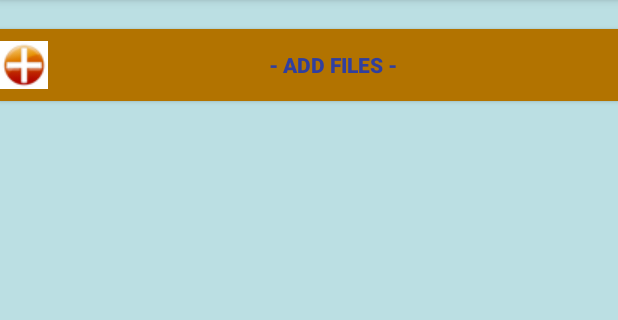
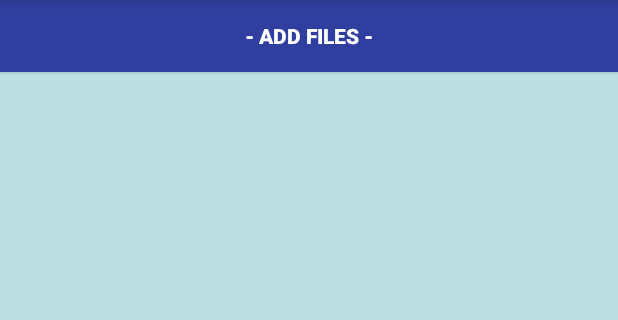
Before and after one commit to radiajan/COMP742-Mobile-Applications-Development, an Android app: the fragment FragmentReportTenant placed in its activity, after a tap on "RECEIPT", on a phone screen of 412 x 824 dp, the part 84-404 px from its top. Run offline under Robolectric (Android 15) with nearby library versions, the phone set to English and light mode, and no system bars; our stand-ins replace Firebase (no records; nobody signed in at launch, a user with empty details on screens opened directly); libraries missing offline, so code that uses them is left out: com.firebase.ui, com.roughike.bottombar; 2 statements that could not run were skipped.

Commit message:
Updated report, and updated json file
updated report screen - integrated with firebase storage and firebase data base
updated json file- Added new fingerprint

```diff
--- a/10Ants/app/build.gradle
+++ b/10Ants/app/build.gradle
@@ -36,6 +36,7 @@ dependencies {
     compile 'com.google.firebase:firebase-messaging:10.2.6'
     compile 'com.google.firebase:firebase-crash:10.2.6'
     compile 'com.android.support:design:25.0.1'
+    compile 'com.google.firebase:firebase-storage:10.2.1'
     compile 'com.github.hani-momanii:SuperNova-Emoji:1.0'
     testCompile 'junit:junit:4.12'
 }
--- /dev/null
+++ b/10Ants/app/src/main/java/com/cornell/air/a10ants/DAL/ReportDAL.java
@@ -0,0 +1,131 @@
+package com.cornell.air.a10ants.DAL;
+
+import android.app.Activity;
+import android.app.FragmentManager;
+import android.util.Log;
+import android.widget.ListView;
+
+import com.cornell.air.a10ants.Fragments.FragmentChatTenant;
+import com.cornell.air.a10ants.Fragments.FragmentReportLandlord;
+import com.cornell.air.a10ants.Fragments.FragmentReportTenant;
+import com.cornell.air.a10ants.Model.ChatMessage;
+import com.cornell.air.a10ants.Model.Property;
+import com.cornell.air.a10ants.Model.PropertyList;
+import com.cornell.air.a10ants.Model.Report;
+import com.cornell.air.a10ants.Model.ReportList;
+import com.cornell.air.a10ants.Model.Tenant;
+import com.cornell.air.a10ants.Model.UserProfile;
+import com.cornell.air.a10ants.R;
+import com.firebase.ui.database.FirebaseListAdapter;
+import com.google.firebase.database.DataSnapshot;
+import com.google.firebase.database.DatabaseError;
+import com.google.firebase.database.DatabaseReference;
+import com.google.firebase.database.FirebaseDatabase;
+import com.google.firebase.database.ValueEventListener;
+
+import java.util.List;
+
+/**
+ * Created by massami on 6/06/2017.
+ */
+
+public class ReportDAL {
+    //Reference to the expense database
+    DatabaseReference database;
+    private FirebaseListAdapter<ChatMessage> adapter;
+    String emailDAL;
+    FragmentManager fm;
+    List<Report> listReport;
+    Activity activityReport;
+    ListView listReportDisplay;
+
+    public ReportDAL(){
+        //Load the data base
+        database = FirebaseDatabase.getInstance().getReference("receipts").child(UserProfile.getPropertyId().toString()+"-receipts");
+    }
+
+    public ReportDAL(Activity activity, ListView listReportDisplay, List<Report> listReport){
+        database = FirebaseDatabase.getInstance().getReference("receipts").child(UserProfile.getPropertyId() + "-receipts");
+        this.activityReport = activity;
+        this.listReportDisplay = listReportDisplay;
+        this.listReport = listReport;
+    }
+
+    /**
+     * Creates the layout of the chat for the landlord
+     * @param email
+     * @param fmr
+     */
+    public void createReportTenantLayout(String email, FragmentManager fmr)
+    {
+        //Set value to variables
+        database = FirebaseDatabase.getInstance().getReference("tenants");
+        fm = fmr;
+        emailDAL = email;
+
+        database.orderByChild("email").equalTo(email).addValueEventListener(new ValueEventListener() {
+            @Override
+            public void onDataChange(DataSnapshot dataSnapshot) {
+                //Add property to the list
+                for (DataSnapshot propertySnapshot : dataSnapshot.getChildren()) {
+                    Property property = propertySnapshot.getValue(Property.class);
+
+                    //Its the tenant
+                    if(property.getEmail().equals(emailDAL)) {
+                        FragmentReportTenant c = new FragmentReportTenant();
+                        fm.beginTransaction().replace(R.id.frame, c).commit();
+                    }
+                }
+            }
+
+            @Override
+            public void onCancelled(DatabaseError databaseError) {
+
+            }
+        });
+    }
+
+    /**
+     * Add the validations of the controls
+     * @param tenant
+     */
+    public void addReport(Report report)
+    {
+        try{
+            //Creates a unique id
+            report.setId(database.push().getKey());
+
+            //Includes item in database
+            database.child(report.getId()).setValue(report);
+        }catch(Exception e){
+            Log.e("Error: ",e.getMessage());
+        }
+    }
+
+    /**
+     * List the properties
+     */
+    public void listReceipt(String propertyId) {
+        database.orderByChild("propertyId").equalTo(propertyId).addValueEventListener(new ValueEventListener() {
+            @Override
+            public void onDataChange(DataSnapshot dataSnapshot) {
+                //Clears previous data
+                listReport.clear();
+
+                //Add report to the list
+                for (DataSnapshot reportSnapshot : dataSnapshot.getChildren()) {
+                    Report report = reportSnapshot.getValue(Report.class);
+                    listReport.add(report);
+                }
+
+                ReportList adapter = new ReportList(activityReport, listReport);
+                listReportDisplay.setAdapter(adapter);
+            }
+
+            @Override
+            public void onCancelled(DatabaseError databaseError) {
+
+            }
+        });
+    }
+}
--- a/10Ants/app/src/main/java/com/cornell/air/a10ants/Fragments/FragmentChatTenant.java
+++ b/10Ants/app/src/main/java/com/cornell/air/a10ants/Fragments/FragmentChatTenant.java
@@ -33,7 +33,6 @@ public class FragmentChatTenant extends Fragment{
     //Add Emojicon
     EmojiconEditText emojiconEditText;
     ImageView emojiButton,submitButton;
-    EmojIconActions emojIconActions;
 
     //Class reference
     ChatMessageDAL chatMessageDAL;
--- a/10Ants/app/src/main/java/com/cornell/air/a10ants/Fragments/FragmentReport.java
+++ b/10Ants/app/src/main/java/com/cornell/air/a10ants/Fragments/FragmentReportTenant.java
@@ -9,16 +9,14 @@ import android.view.ViewGroup;
 import android.widget.Button;
 
 import com.cornell.air.a10ants.R;
-import com.cornell.air.a10ants.ReportAttachment.AttachExpense;
 import com.cornell.air.a10ants.ReportAttachment.AttachReceipt;
 import com.cornell.air.a10ants.ReportAttachment.AttachReport;
-import com.cornell.air.a10ants.View.addProperty;
 
 /**
  * Created by root on 8/05/17.
  */
 
-public class FragmentReport extends Fragment {
+public class FragmentReportTenant extends Fragment {
 
     @Override
     public void onActivityCreated(Bundle savedInstanceState)
@@ -29,7 +27,7 @@ public class FragmentReport extends Fragment {
 
     @Override
     public View onCreateView(LayoutInflater inflater, ViewGroup container, Bundle savedInstanceState){
-        View view = inflater.inflate(R.layout.f_report, container, false);
+        View view = inflater.inflate(R.layout.f_report_tenant, container, false);
 
         Button btnReceipt = (Button) view.findViewById(R.id.btnReceipt);
         btnReceipt.setOnClickListener(new View.OnClickListener() {
--- a/10Ants/app/src/main/java/com/cornell/air/a10ants/Menu/MenuFrame.java
+++ b/10Ants/app/src/main/java/com/cornell/air/a10ants/Menu/MenuFrame.java
@@ -11,11 +11,12 @@ import android.widget.Toast;
 
 import com.cornell.air.a10ants.DAL.ChatMessageDAL;
 import com.cornell.air.a10ants.DAL.PropertyDAL;
+import com.cornell.air.a10ants.DAL.ReportDAL;
 import com.cornell.air.a10ants.Fragments.FragmentAbout;
 import com.cornell.air.a10ants.Fragments.FragmentChatLandlord;
-import com.cornell.air.a10ants.Fragments.FragmentChatTenant;
 import com.cornell.air.a10ants.Fragments.FragmentOverviewLandlord;
-import com.cornell.air.a10ants.Fragments.FragmentReport;
+import com.cornell.air.a10ants.Fragments.FragmentReportLandlord;
+import com.cornell.air.a10ants.Fragments.FragmentReportTenant;
 import com.cornell.air.a10ants.R;
 import com.firebase.ui.auth.AuthUI;
 import com.google.android.gms.tasks.OnCompleteListener;
@@ -105,8 +106,11 @@ public class MenuFrame extends AppCompatActivity {
                 }
                 //Redirects to Report menu
                 else if (menuItemId == R.id.menuReport) {
-                    FragmentReport rep = new FragmentReport();
+                    FragmentReportLandlord rep = new FragmentReportLandlord();
                     getFragmentManager().beginTransaction().replace(R.id.frame, rep).commit();
+
+                    ReportDAL reportDAL = new ReportDAL();
+                    reportDAL.createReportTenantLayout(FirebaseAuth.getInstance().getCurrentUser().getEmail(), getFragmentManager());
                 }
                 //Redirects to Chat menu
                 else if (menuItemId == R.id.menuChat) {
@@ -135,6 +139,13 @@ public class MenuFrame extends AppCompatActivity {
                     ChatMessageDAL chatMessageDAL = new ChatMessageDAL();
                     chatMessageDAL.createChatLandlordLayout(FirebaseAuth.getInstance().getCurrentUser().getEmail(), getFragmentManager());
                 }
+                else if (menuItemId == R.id.menuReport){
+                    FragmentReportLandlord rep = new FragmentReportLandlord();
+                    getFragmentManager().beginTransaction().replace(R.id.frame, rep).commit();
+
+                    ReportDAL reportDAL = new ReportDAL();
+                    reportDAL.createReportTenantLayout(FirebaseAuth.getInstance().getCurrentUser().getEmail(), getFragmentManager());
+                }
             }
         });
     }
--- /dev/null
+++ b/10Ants/app/src/main/java/com/cornell/air/a10ants/Model/Report.java
@@ -0,0 +1,29 @@
+package com.cornell.air.a10ants.Model;
+
+/**
+ * Created by massami on 6/06/2017.
+ */
+
+public class Report {
+    private String id;
+    private String propertyId;
+    private String name;
+
+    public Report(){
+    }
+
+    public Report(String id, String propertyId, String name){
+        this.id = id;
+        this.propertyId = propertyId;
+        this.name = name;
+    }
+
+    public String getId() {return id;}
+    public void setId(String id) {this.id = id;}
+
+    public String getPropertyId() {return propertyId;}
+    public void setPropertyId(String propertyId) {this.propertyId = propertyId;}
+
+    public String getName() {return name;}
+    public void setName(String name) {this.name = name;}
+}
--- /dev/null
+++ b/10Ants/app/src/main/java/com/cornell/air/a10ants/Model/ReportList.java
@@ -0,0 +1,45 @@
+package com.cornell.air.a10ants.Model;
+
+import android.app.Activity;
+import android.support.annotation.NonNull;
+import android.view.LayoutInflater;
+import android.view.View;
+import android.view.ViewGroup;
+import android.widget.ArrayAdapter;
+import android.widget.TextView;
+
+import com.cornell.air.a10ants.R;
+
+import java.util.List;
+
+/**
+ * Created by massami on 6/06/2017.
+ */
+
+public class ReportList extends ArrayAdapter<Report>{
+    private Activity context;
+    private List<Report> reportList;
+
+    public ReportList(Activity context, List<Report> reportList){
+        super(context, R.layout.custom_list_expense, reportList);
+        this.context = context;
+        this.reportList = reportList;
+    }
+
+    @NonNull
+    @Override
+    public View getView(int position, View convertView, ViewGroup parent)
+    {
+        LayoutInflater inflater = context.getLayoutInflater();
+
+        View ListViewItem = inflater.inflate(R.layout.custom_list_tenant, null, true);
+
+        TextView tvName = (TextView) ListViewItem.findViewById(R.id.tvName);
+
+        Report report = reportList.get(position);
+
+        tvName.setText(report.getName());
+
+        return ListViewItem;
+    }
+}
--- a/10Ants/app/src/main/java/com/cornell/air/a10ants/ReportAttachment/AttachExpense.java
+++ b/10Ants/app/src/main/java/com/cornell/air/a10ants/ReportAttachment/AttachExpense.java
@@ -40,6 +40,7 @@ public class AttachExpense extends AppCompatActivity {
 
             }});
     }
+
     @Override
     protected void onActivityResult(int requestCode, int resultCode, Intent data) {
         // TODO Auto-generated method stub
--- a/10Ants/app/src/main/java/com/cornell/air/a10ants/ReportAttachment/AttachReceipt.java
+++ b/10Ants/app/src/main/java/com/cornell/air/a10ants/ReportAttachment/AttachReceipt.java
@@ -1,26 +1,71 @@
 package com.cornell.air.a10ants.ReportAttachment;
 
+import android.app.DownloadManager;
+import android.app.ProgressDialog;
+import android.content.Context;
 import android.content.Intent;
+import android.graphics.Bitmap;
+import android.graphics.BitmapFactory;
+import android.graphics.drawable.BitmapDrawable;
+import android.graphics.drawable.Drawable;
 import android.net.Uri;
 import android.os.Bundle;
+import android.support.annotation.NonNull;
 import android.support.v7.app.AppCompatActivity;
+import android.util.Log;
 import android.view.View;
+import android.widget.AdapterView;
 import android.widget.Button;
+import android.widget.ImageView;
+import android.widget.ListView;
 import android.widget.TextView;
+import android.widget.Toast;
 
+import com.cornell.air.a10ants.DAL.PropertyDAL;
+import com.cornell.air.a10ants.DAL.ReportDAL;
+import com.cornell.air.a10ants.Model.ChatMessage;
+import com.cornell.air.a10ants.Model.Property;
+import com.cornell.air.a10ants.Model.Report;
+import com.cornell.air.a10ants.Model.UserProfile;
 import com.cornell.air.a10ants.R;
+import com.cornell.air.a10ants.View.PropertyDetails;
+import com.google.android.gms.tasks.OnFailureListener;
+import com.google.android.gms.tasks.OnSuccessListener;
+import com.google.firebase.auth.FirebaseAuth;
+import com.google.firebase.database.DataSnapshot;
+import com.google.firebase.database.DatabaseError;
+import com.google.firebase.database.FirebaseDatabase;
+import com.google.firebase.database.ValueEventListener;
+import com.google.firebase.storage.FileDownloadTask;
+import com.google.firebase.storage.FirebaseStorage;
+import com.google.firebase.storage.OnProgressListener;
+import com.google.firebase.storage.StorageReference;
+import com.google.firebase.storage.UploadTask;
 
 import java.io.File;
+import java.io.IOException;
+import java.net.URI;
+import java.text.DateFormat;
+import java.util.ArrayList;
+import java.util.Date;
+import java.util.List;
 
 /**
  * Created by ivy on 5/30/2017.
  */
 
 public class AttachReceipt extends AppCompatActivity{
-
-    TextView textFile;
-
+    //Instance
     private static final int PICKFILE_RESULT_CODE = 1;
+    private StorageReference storageReference;
+    Uri filePath;
+    ReportDAL reportDAL;
+    Report report;
+    ListView lvReceipt;
+    List<Report> listReport;
+    ImageView mImageView;
+    boolean isDisplaying;
+    Button buttonPick;
 
     /** Called when the activity is first created. */
     @Override
@@ -28,43 +73,182 @@ public class AttachReceipt extends AppCompatActivity{
         super.onCreate(savedInstanceState);
         setContentView(R.layout.attach_receipt);
 
-        Button buttonPick = (Button)findViewById(R.id.buttonpick);
-        textFile = (TextView)findViewById(R.id.textfile);
+        //Set storage reference
+        storageReference = FirebaseStorage.getInstance().getReference();
 
-        buttonPick.setOnClickListener(new Button.OnClickListener(){
+        //Instance
+        reportDAL = new ReportDAL();
+        report = new Report();
 
-            @Override
-            public void onClick(View arg0) {
-                // TODO Auto-generated method stub
+        //Find the controls of the layout
+        FindControls();
 
-                Intent intent = new Intent(Intent.ACTION_GET_CONTENT);
-                intent.setType("image/*");
-                startActivityForResult(intent,PICKFILE_RESULT_CODE);
+        //Create the events
+        CreateEventControls();
+    }
 
-            }});
+    /**
+     * Loads the list of the tenant and the landlord
+     */
+    @Override
+    public void onStart()
+    {
+        super.onStart();
+
+        //Instantiate properties
+        reportDAL = new ReportDAL(this, lvReceipt, listReport);
+
+        //Fill the listview
+        reportDAL.listReceipt(UserProfile.getPropertyId());
     }
+
+    /**
+     * Custom event for back buttom
+     */
+    @Override
+    public void onBackPressed() {
+        if(isDisplaying)
+        {
+            mImageView.setImageResource(android.R.color.transparent);
+            isDisplaying = false;
+        }
+        else
+        {
+            finish();
+        }
+    }
+
+    /**
+     * Save file to storage
+     */
+    private void uploadFile(){
+        if(filePath != null) {
+            //Progress bar
+            final ProgressDialog progressDialog = new ProgressDialog(this);
+            progressDialog.setTitle("Uploading...");
+
+            //Set current date
+            String currentDateTimeString = DateFormat.getDateTimeInstance().format(new Date());
+
+            //Set the file reference
+            StorageReference riversRef = storageReference.child(UserProfile.getPropertyId().toString() + "-receipt/" + currentDateTimeString + ".jpg");
+
+            //Add report info to database
+            report.setName(currentDateTimeString);
+            report.setPropertyId(UserProfile.getPropertyId());
+            reportDAL.addReport(report);
+
+            //Upload file
+            riversRef.putFile(filePath)
+                    .addOnSuccessListener(new OnSuccessListener<UploadTask.TaskSnapshot>() {
+                        @Override
+                        public void onSuccess(UploadTask.TaskSnapshot taskSnapshot) {
+                            progressDialog.dismiss();
+                            Toast.makeText(getApplicationContext(), "File uploaded", Toast.LENGTH_LONG).show();
+                        }
+                    })
+                    .addOnFailureListener(new OnFailureListener() {
+                        @Override
+                        public void onFailure(@NonNull Exception exception) {
+                            progressDialog.dismiss();
+                            Toast.makeText(getApplicationContext(), exception.getMessage(), Toast.LENGTH_LONG).show();
+                        }
+                    })
+                    .addOnProgressListener(new OnProgressListener<UploadTask.TaskSnapshot>() {
+                        @Override
+                        public void onProgress(UploadTask.TaskSnapshot taskSnapshot) {
+                            @SuppressWarnings("VisibleForTests")
+                            double progress = (100.0 * taskSnapshot.getBytesTransferred())/taskSnapshot.getTotalByteCount();
+                            progressDialog.setMessage(((int)progress) + "% Uploaded...");
+                        }
+                    });
+        }
+    }
+
     @Override
     protected void onActivityResult(int requestCode, int resultCode, Intent data) {
         // TODO Auto-generated method stub
         switch(requestCode){
             case PICKFILE_RESULT_CODE:
                 if(resultCode==RESULT_OK){
-                    String FilePath = data.getData().getPath();
-                    textFile.setText(FilePath);
+                    filePath = data.getData();
+                    uploadFile();
                 }
                 break;
 
         }
     }
 
-/*
-    String path="File Path";
-    Intent intent = new Intent();
-intent.setAction(android.content.Intent.ACTION_VIEW);
-    File file = new File(path);
+    /**
+     * Display file
+     * @param fileName
+     */
+    private void downloadFile(String fileName){
+        final File localFile;
+        final String nameFile = fileName;
 
-intent.setData(Uri.fromFile(file));
+        try {
+            localFile = File.createTempFile("images", "jpg");
+            FirebaseStorage.getInstance().getReferenceFromUrl("gs://ants-b4737.appspot.com/"+ UserProfile.getPropertyId() + "-receipt/").child(nameFile + ".jpg").getFile(localFile).addOnSuccessListener(new OnSuccessListener<FileDownloadTask.TaskSnapshot>(){
+                @Override
+                public void onSuccess(FileDownloadTask.TaskSnapshot taskSnapshot) {
+                    /*Intent intent = new Intent();
+                    intent.setAction(Intent.ACTION_VIEW);
+                    intent.setDataAndType(Uri.fromFile(localFile), "image*//*");
+                    startActivity(intent);*/
 
-    startActivity(intent);
-*/
+                    Bitmap bitmap = BitmapFactory.decodeFile(localFile.getAbsolutePath());
+                    mImageView.setImageBitmap(bitmap);
+                    isDisplaying = true;
+                }
+            }).addOnFailureListener(new OnFailureListener() {
+                @Override
+                public void onFailure(@NonNull Exception exception) {
+                    Log.d("FAILURE",exception.getMessage());
+                }
+            });
+        } catch (IOException e) {
+            e.printStackTrace();
+        }
+    }
+
+    /**
+     * Set the event of the controls of the layout
+     */
+    private void CreateEventControls(){
+        //Set buttom event
+        buttonPick.setOnClickListener(new Button.OnClickListener(){
+
+            @Override
+            public void onClick(View arg0) {
+                // TODO Auto-generated method stub
+                Intent intent = new Intent(Intent.ACTION_GET_CONTENT);
+                intent.setType("image/*");
+                startActivityForResult(intent,PICKFILE_RESULT_CODE);
+            }});
+
+        //Adds OnClick event
+        lvReceipt.setOnItemClickListener(new AdapterView.OnItemClickListener() {
+            @Override
+            public void onItemClick(AdapterView<?> parent, View view, int position, long id) {
+                Report report = listReport.get(position);
+                downloadFile(report.getName());
+            }
+        });
+    }
+
+    /**
+     * Find the controls in layout
+     */
+    private void FindControls(){
+        //Find controls in layout
+        buttonPick = (Button)findViewById(R.id.buttonpick);
+        mImageView = (ImageView)findViewById(R.id.image);
+        lvReceipt = (ListView)findViewById(R.id.lvReceipt);
+        listReport = new ArrayList<>();
+    }
+
+
+
+
 }
--- a/10Ants/app/src/main/res/layout/attach_receipt.xml
+++ b/10Ants/app/src/main/res/layout/attach_receipt.xml
@@ -1,33 +1,32 @@
 
-<LinearLayout xmlns:android="http://schemas.android.com/apk/res/android"
+<RelativeLayout xmlns:android="http://schemas.android.com/apk/res/android"
     android:background="@color/colorBlue"
     android:orientation="vertical"
     android:layout_width="fill_parent"
-    android:layout_height="fill_parent"
-    >
-    <TextView
-        android:layout_width="fill_parent"
-        android:layout_height="wrap_content"
-
-        />
+    android:layout_height="fill_parent">
     <Button
         android:id="@+id/buttonpick"
-        android:src="@drawable/addicon01"
         android:layout_width="fill_parent"
         android:layout_height="wrap_content"
         android:text="- Add Files -"
         android:textStyle="bold"
-        android:textColor="@color/colorPrimaryDark"
-        android:background="@color/colororange"
-        android:drawableLeft="@drawable/addicon01"
+        android:textColor="@color/cardview_light_background"
+        android:background="@color/colorPrimaryDark"
         android:clickable="true"
         android:layout_alignParentTop="true"
         android:layout_alignParentLeft="true"
-        android:layout_alignParentStart="true"
-        />
-    <TextView
-        android:id="@+id/textfile"
-        android:layout_width="fill_parent"
+        android:layout_alignParentStart="true" />
+
+    <ImageView
+        android:id="@+id/image"
+        android:layout_width="wrap_content"
         android:layout_height="wrap_content"
-        />
-</LinearLayout>
+        android:layout_below="@+id/buttonpick"/>
+
+    <ListView
+    android:id="@+id/lvReceipt"
+    android:layout_width="match_parent"
+    android:layout_height="match_parent"
+        android:layout_below="@+id/image" />
+
+</RelativeLayout>
```
Also changed, not shown: 10Ants/app/src/main/java/com/cornell/air/a10ants/Fragments/FragmentReportLandlord.java (added, +83 -0 lines), 10Ants/app/src/main/res/layout/custom_list_report.xml (added, +16 -0 lines), 10Ants/app/src/main/res/layout/f_report_landlord.xml (added, +14 -0 lines), 10Ants/app/src/main/res/layout/f_report_tenant.xml (renamed from 10Ants/app/src/main/res/layout/f_report.xml), 1 other file.
